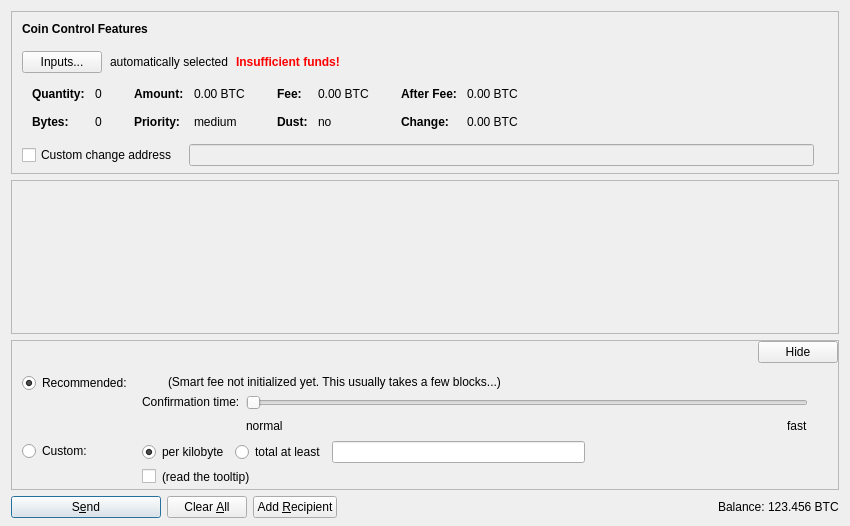
Above: src/qt/forms/sendcoinsdialog.ui from CoinBlack/blackcoin-more before the change. Below: the same form after it.
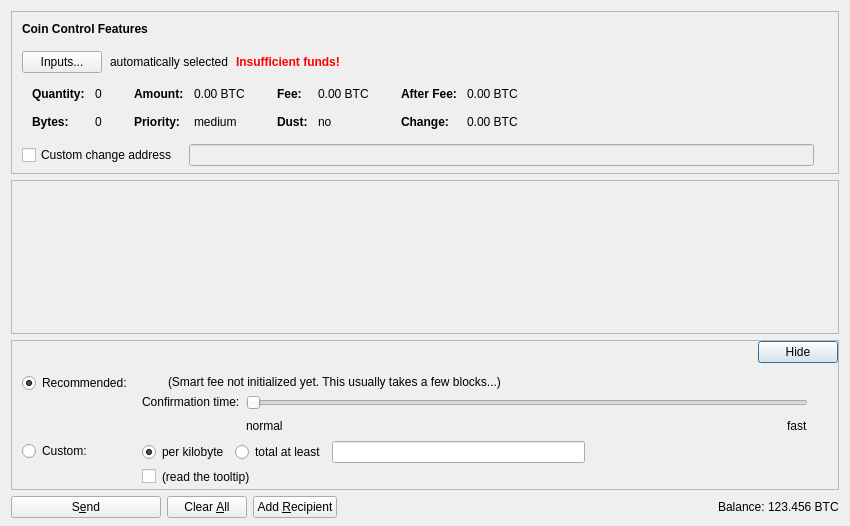
That is the form after the change. Icons and pictures are not drawn. Custom widgets are drawn as their Qt base class.

Commit message:
Changed "Send" button default status from true to false
Changed the "Send" button's default status from true to false to prevent
quirky Windows autofocus behavior.

The edit to the form file:
```diff
--- a/src/qt/forms/sendcoinsdialog.ui
+++ b/src/qt/forms/sendcoinsdialog.ui
@@ -1169,7 +1169,7 @@
         <bool>false</bool>
        </property>
        <property name="default">
-        <bool>true</bool>
+        <bool>false</bool>
        </property>
       </widget>
      </item>
```
